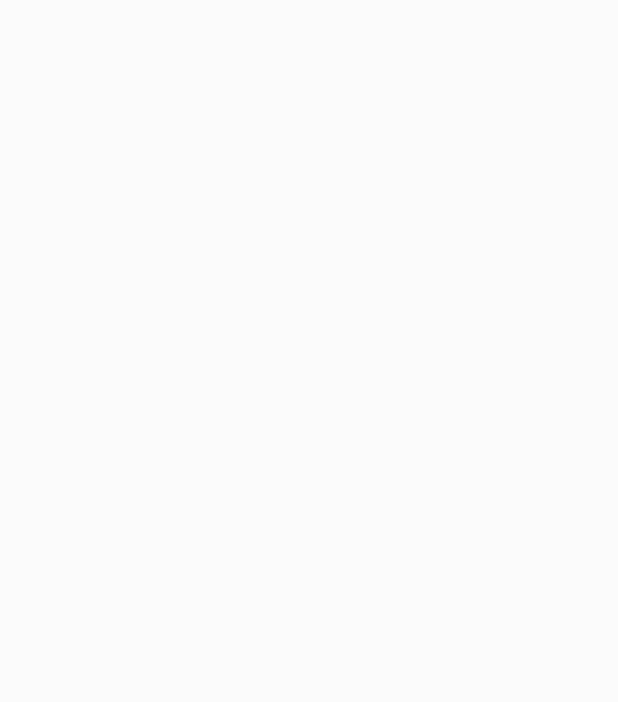
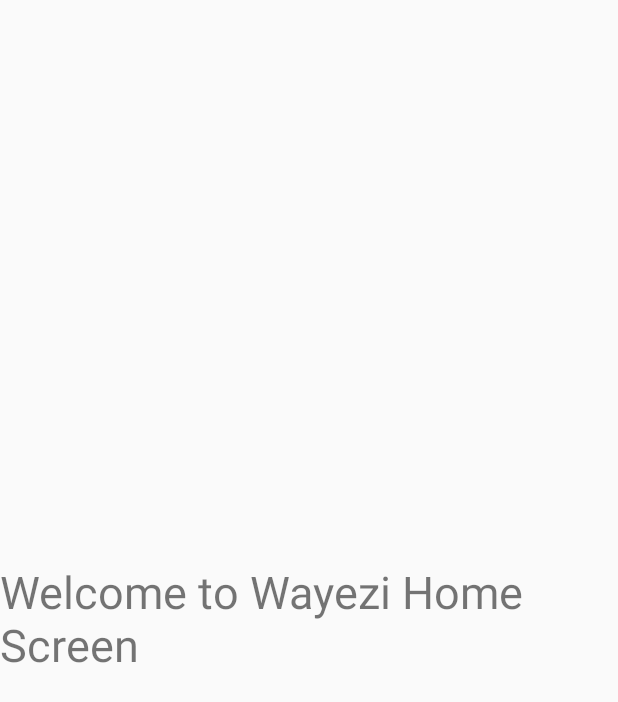
Before and after one commit to harshit-pant/WayeziIntroductionSlide, an Android app: the HomePage screen opened directly, with no data from a screen before it, on a phone screen of 412 x 824 dp. Before the commit the part shown is empty. Shown: the top 702 px of the screen. Run offline under Robolectric (Android 15) with nearby library versions, the phone set to English and light mode, and no system bars.

Commit message:
Complete Initial Commit

```diff
--- a/app/src/main/res/layout/activity_home_page.xml
+++ b/app/src/main/res/layout/activity_home_page.xml
@@ -6,4 +6,14 @@
     android:layout_height="match_parent"
     tools:context=".HomePage">
 
+    <TextView
+        android:id="@+id/textView"
+        android:layout_width="wrap_content"
+        android:layout_height="wrap_content"
+        android:text="Welcome to Wayezi Home Screen"
+        android:textSize="30dp"
+        app:layout_constraintBottom_toBottomOf="parent"
+        app:layout_constraintEnd_toEndOf="parent"
+        app:layout_constraintStart_toStartOf="parent"
+        app:layout_constraintTop_toTopOf="parent" />
 </androidx.constraintlayout.widget.ConstraintLayout>
--- a/app/src/main/res/values/strings.xml
+++ b/app/src/main/res/values/strings.xml
@@ -1,3 +1,3 @@
 <resources>
-    <string name="app_name">Innerworkindia</string>
+    <string name="app_name">WayeziIntro</string>
 </resources>
```
Also changed, not shown: app/src/main/java/com/riseofash/innerworkindia/MainActivity.java (+44 -6 lines).
